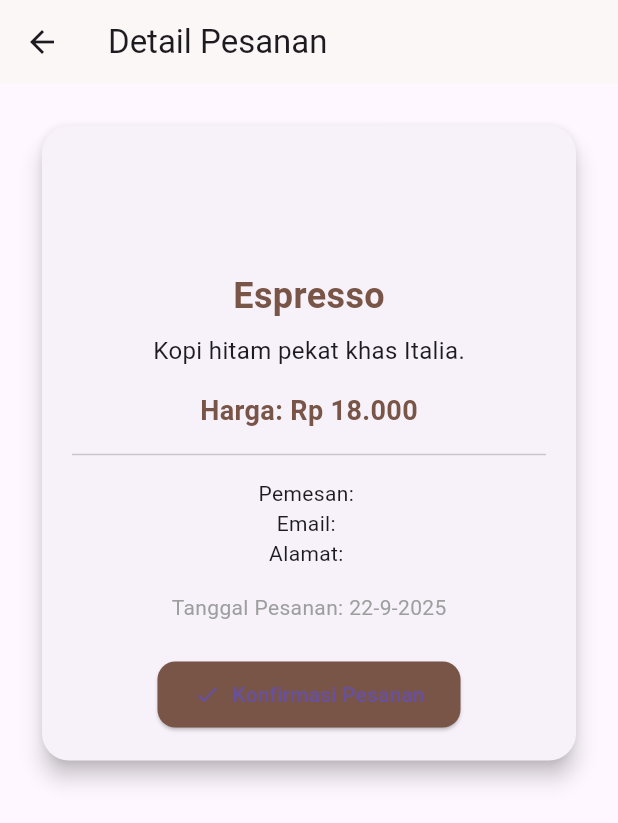
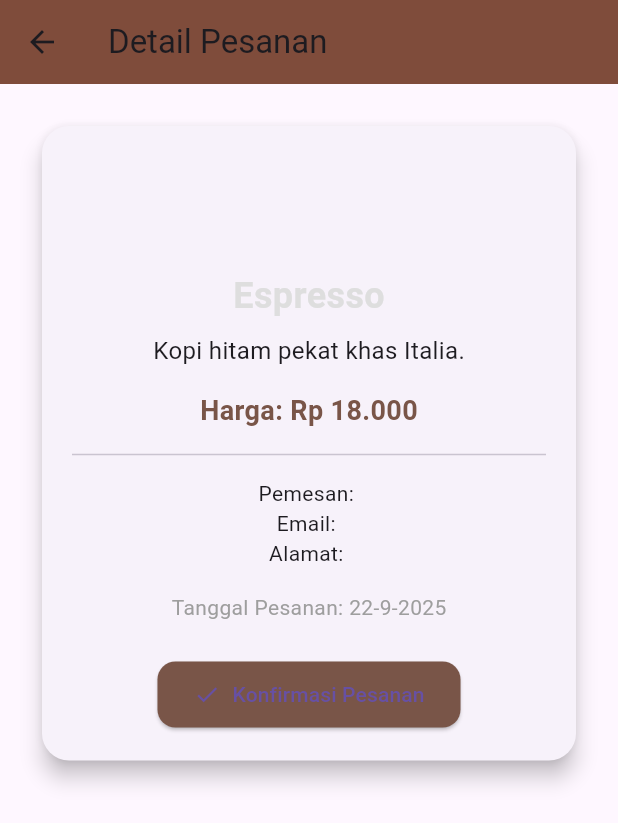
Before and after one commit to Alfina-26/kopi, a Flutter app: the OrderPage screen opened directly with sample values from the repository, on a phone screen of 412 x 824 dp. Shown: the top 823 px of the screen. Run offline on Flutter 3.47's test engine with Material 3 defaults, Android fonts, the phone set to English and light mode, and no system bars.

Commit message:
merubah warna kembali

```diff
--- a/lib/order_page.dart
+++ b/lib/order_page.dart
@@ -50,7 +50,7 @@ class _OrderPageState extends State<OrderPage> {
     return Scaffold(
       appBar: AppBar(
         title: const Text("Detail Pesanan"),
-        backgroundColor: const Color.fromARGB(255, 250, 247, 246),
+        backgroundColor: const Color.fromARGB(255, 127, 76, 59),
       ),
       body: Padding(
         padding: const EdgeInsets.all(24.0),
@@ -68,7 +68,7 @@ class _OrderPageState extends State<OrderPage> {
                     style: const TextStyle(
                         fontSize: 24,
                         fontWeight: FontWeight.bold,
-                        color: Colors.brown)),
+                        color: Color.fromARGB(255, 222, 222, 222))),
                 const SizedBox(height: 8),
                 Text(widget.produk.desc,
                     style: const TextStyle(fontSize: 16)),
```
